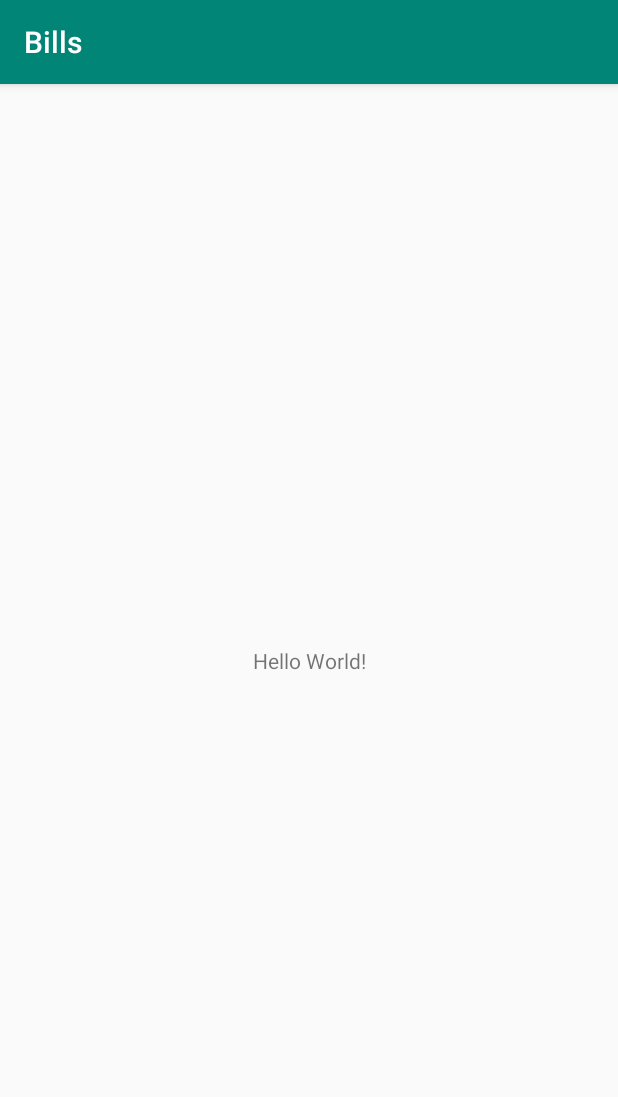
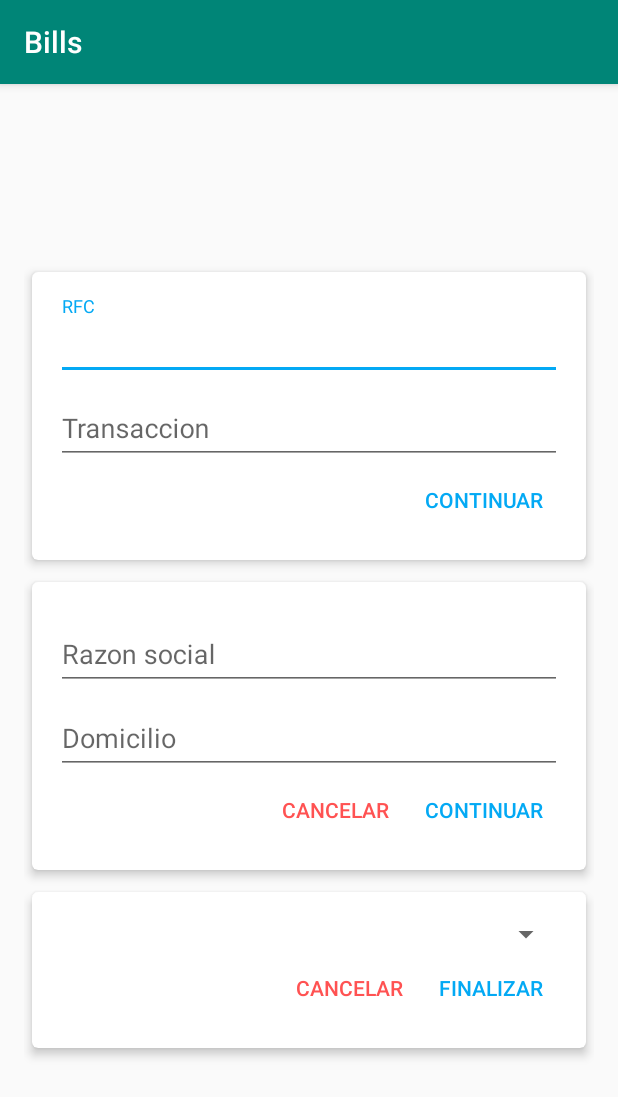
Before and after one commit to imhenoch/bd_stuff, an Android app: the screen it shows after launch (MainActivity), on a phone screen of 412 x 824 dp. Shown: the top 1097 px of the screen. Run offline under Robolectric (Android 15) with nearby library versions, the phone set to English and light mode, and no system bars.

Commit message:
Creates the basic dummy UI

```diff
--- a/factura_client/app/src/main/java/com/github/imhenoch/bills/MainActivity.kt
+++ b/factura_client/app/src/main/java/com/github/imhenoch/bills/MainActivity.kt
@@ -1,12 +1,24 @@
 package com.github.imhenoch.bills
 
+import android.os.Bundle
 import androidx.appcompat.app.AppCompatActivity
-import android.os.Bundle
+import com.github.imhenoch.bills.ui.BillRegister
 
 class MainActivity : AppCompatActivity() {
-
     override fun onCreate(savedInstanceState: Bundle?) {
         super.onCreate(savedInstanceState)
         setContentView(R.layout.activity_main)
+
+        initUI()
+    }
+
+    private fun initUI() {
+        supportFragmentManager
+            .beginTransaction()
+            .replace(
+                R.id.bill_content,
+                BillRegister()
+            )
+            .commit()
     }
 }
--- /dev/null
+++ b/factura_client/app/src/main/java/com/github/imhenoch/bills/ui/BillRegister.kt
@@ -0,0 +1,22 @@
+package com.github.imhenoch.bills.ui
+
+import android.os.Bundle
+import android.view.LayoutInflater
+import android.view.View
+import android.view.ViewGroup
+import androidx.fragment.app.Fragment
+import com.github.imhenoch.bills.R
+
+class BillRegister : Fragment() {
+    override fun onCreateView(
+        inflater: LayoutInflater,
+        container: ViewGroup?,
+        savedInstanceState: Bundle?
+    ): View? {
+        return inflater.inflate(
+            R.layout.bill_register,
+            container,
+            false
+        )
+    }
+}
--- a/factura_client/app/src/main/res/drawable-v24/ic_launcher_foreground.xml
+++ b/factura_client/app/src/main/res/drawable-v24/ic_launcher_foreground.xml
@@ -18,10 +18,10 @@
                     android:type="linear">
                 <item
                         android:color="#44000000"
-                    android:offset="0.0" />
+                        android:offset="0.0"/>
                 <item
                         android:color="#00000000"
-                    android:offset="1.0" />
+                        android:offset="1.0"/>
             </gradient>
         </aapt:attr>
     </path>
@@ -30,5 +30,5 @@
             android:fillType="nonZero"
             android:pathData="M66.94,46.02L66.94,46.02C72.44,50.07 76,56.61 76,64L32,64C32,56.61 35.56,50.11 40.98,46.06L36.18,41.19C35.45,40.45 35.45,39.3 36.18,38.56C36.91,37.81 38.05,37.81 38.78,38.56L44.25,44.05C47.18,42.57 50.48,41.71 54,41.71C57.48,41.71 60.78,42.57 63.68,44.05L69.11,38.56C69.84,37.81 70.98,37.81 71.71,38.56C72.44,39.3 72.44,40.45 71.71,41.19L66.94,46.02ZM62.94,56.92C64.08,56.92 65,56.01 65,54.88C65,53.76 64.08,52.85 62.94,52.85C61.8,52.85 60.88,53.76 60.88,54.88C60.88,56.01 61.8,56.92 62.94,56.92ZM45.06,56.92C46.2,56.92 47.13,56.01 47.13,54.88C47.13,53.76 46.2,52.85 45.06,52.85C43.92,52.85 43,53.76 43,54.88C43,56.01 43.92,56.92 45.06,56.92Z"
             android:strokeColor="#00000000"
-        android:strokeWidth="1" />
+            android:strokeWidth="1"/>
 </vector>
--- a/factura_client/app/src/main/res/drawable/ic_launcher_background.xml
+++ b/factura_client/app/src/main/res/drawable/ic_launcher_background.xml
@@ -1,10 +1,10 @@
 <?xml version="1.0" encoding="utf-8"?>
 <vector
-    android:height="108dp"
-    android:width="108dp"
-    android:viewportHeight="108"
-    android:viewportWidth="108"
-    xmlns:android="http://schemas.android.com/apk/res/android">
+        xmlns:android="http://schemas.android.com/apk/res/android"
+        android:height="108dp"
+        android:width="108dp"
+        android:viewportHeight="108"
+        android:viewportWidth="108">
     <path android:fillColor="#008577"
           android:pathData="M0,0h108v108h-108z"/>
     <path android:fillColor="#00000000" android:pathData="M9,0L9,108"
--- a/factura_client/app/src/main/res/layout/activity_main.xml
+++ b/factura_client/app/src/main/res/layout/activity_main.xml
@@ -1,19 +1,8 @@
 <?xml version="1.0" encoding="utf-8"?>
-<androidx.constraintlayout.widget.ConstraintLayout
+<FrameLayout
     xmlns:android="http://schemas.android.com/apk/res/android"
     xmlns:tools="http://schemas.android.com/tools"
-    xmlns:app="http://schemas.android.com/apk/res-auto"
     android:layout_width="match_parent"
     android:layout_height="match_parent"
-    tools:context=".MainActivity">
-
-    <TextView
-        android:layout_width="wrap_content"
-        android:layout_height="wrap_content"
-        android:text="Hello World!"
-        app:layout_constraintBottom_toBottomOf="parent"
-        app:layout_constraintLeft_toLeftOf="parent"
-        app:layout_constraintRight_toRightOf="parent"
-        app:layout_constraintTop_toTopOf="parent" />
-
-</androidx.constraintlayout.widget.ConstraintLayout>
+    tools:context=".MainActivity"
+    android:id="@+id/bill_content"/>
--- /dev/null
+++ b/factura_client/app/src/main/res/layout/bill_register.xml
@@ -0,0 +1,18 @@
+<?xml version="1.0" encoding="utf-8"?>
+<LinearLayout
+    xmlns:android="http://schemas.android.com/apk/res/android"
+    xmlns:tools="http://schemas.android.com/tools"
+    android:layout_width="match_parent"
+    android:layout_height="match_parent"
+    android:gravity="center"
+    android:orientation="vertical"
+    android:padding="16dp"
+    tools:context=".ui.BillRegister">
+
+    <include layout="@layout/rfc_transaction" />
+
+    <include layout="@layout/create_client" />
+
+    <include layout="@layout/cfdi" />
+
+</LinearLayout>
--- /dev/null
+++ b/factura_client/app/src/main/res/layout/cfdi.xml
@@ -0,0 +1,47 @@
+<?xml version="1.0" encoding="utf-8"?>
+<androidx.cardview.widget.CardView
+    xmlns:android="http://schemas.android.com/apk/res/android"
+    xmlns:app="http://schemas.android.com/apk/res-auto"
+    xmlns:tools="http://schemas.android.com/tools"
+    android:layout_width="match_parent"
+    android:layout_height="wrap_content"
+    app:cardCornerRadius="4dp"
+    app:cardElevation="4dp"
+    app:cardUseCompatPadding="true"
+    tools:showIn="@layout/bill_register">
+
+    <LinearLayout
+        android:layout_width="match_parent"
+        android:layout_height="wrap_content"
+        android:orientation="vertical"
+        android:padding="16dp">
+
+        <androidx.appcompat.widget.AppCompatSpinner
+            android:layout_width="match_parent"
+            android:layout_height="wrap_content" />
+
+        <LinearLayout
+            android:layout_width="match_parent"
+            android:layout_height="wrap_content"
+            android:gravity="end">
+
+            <Button
+                style="@style/Base.Widget.AppCompat.Button.Borderless.Colored"
+                android:layout_width="wrap_content"
+                android:layout_height="wrap_content"
+                android:layout_gravity="end"
+                android:text="Cancelar"
+                android:textColor="@color/colorError" />
+
+            <Button
+                style="@style/Base.Widget.AppCompat.Button.Borderless.Colored"
+                android:layout_width="wrap_content"
+                android:layout_height="wrap_content"
+                android:layout_gravity="end"
+                android:text="Finalizar" />
+
+        </LinearLayout>
+
+    </LinearLayout>
+
+</androidx.cardview.widget.CardView>
--- /dev/null
+++ b/factura_client/app/src/main/res/layout/create_client.xml
@@ -0,0 +1,63 @@
+<?xml version="1.0" encoding="utf-8"?>
+<androidx.cardview.widget.CardView
+    xmlns:android="http://schemas.android.com/apk/res/android"
+    xmlns:app="http://schemas.android.com/apk/res-auto"
+    xmlns:tools="http://schemas.android.com/tools"
+    android:layout_width="match_parent"
+    android:layout_height="wrap_content"
+    app:cardCornerRadius="4dp"
+    app:cardElevation="4dp"
+    app:cardUseCompatPadding="true"
+    tools:showIn="@layout/bill_register">
+
+    <LinearLayout
+        android:layout_width="match_parent"
+        android:layout_height="wrap_content"
+        android:orientation="vertical"
+        android:padding="16dp">
+
+        <com.google.android.material.textfield.TextInputLayout
+            android:layout_width="match_parent"
+            android:layout_height="wrap_content">
+
+            <com.google.android.material.textfield.TextInputEditText
+                android:layout_width="match_parent"
+                android:layout_height="wrap_content"
+                android:hint="Razon social" />
+        </com.google.android.material.textfield.TextInputLayout>
+
+        <com.google.android.material.textfield.TextInputLayout
+            android:layout_width="match_parent"
+            android:layout_height="wrap_content">
+
+            <com.google.android.material.textfield.TextInputEditText
+                android:layout_width="match_parent"
+                android:layout_height="wrap_content"
+                android:hint="Domicilio" />
+        </com.google.android.material.textfield.TextInputLayout>
+
+        <LinearLayout
+            android:layout_width="match_parent"
+            android:layout_height="wrap_content"
+            android:gravity="end">
+
+            <Button
+                style="@style/Base.Widget.AppCompat.Button.Borderless.Colored"
+                android:layout_width="wrap_content"
+                android:layout_height="wrap_content"
+                android:layout_gravity="end"
+                android:text="Cancelar"
+                android:textColor="@color/colorError" />
+
+            <Button
+                style="@style/Base.Widget.AppCompat.Button.Borderless.Colored"
+                android:layout_width="wrap_content"
+                android:layout_height="wrap_content"
+                android:layout_gravity="end"
+                android:text="Continuar" />
+
+        </LinearLayout>
+
+    </LinearLayout>
+
+</androidx.cardview.widget.CardView>
--- /dev/null
+++ b/factura_client/app/src/main/res/layout/rfc_transaction.xml
@@ -0,0 +1,48 @@
+<?xml version="1.0" encoding="utf-8"?>
+<androidx.cardview.widget.CardView
+    xmlns:android="http://schemas.android.com/apk/res/android"
+    xmlns:app="http://schemas.android.com/apk/res-auto"
+    xmlns:tools="http://schemas.android.com/tools"
+    android:layout_width="match_parent"
+    android:layout_height="wrap_content"
+    app:cardCornerRadius="4dp"
+    app:cardElevation="4dp"
+    app:cardUseCompatPadding="true"
+    tools:showIn="@layout/bill_register">
+
+    <LinearLayout
+        android:layout_width="match_parent"
+        android:layout_height="wrap_content"
+        android:orientation="vertical"
+        android:padding="16dp">
+
+        <com.google.android.material.textfield.TextInputLayout
+            android:layout_width="match_parent"
+            android:layout_height="wrap_content">
+
+            <com.google.android.material.textfield.TextInputEditText
+                android:layout_width="match_parent"
+                android:layout_height="wrap_content"
+                android:hint="RFC" />
+        </com.google.android.material.textfield.TextInputLayout>
+
+        <com.google.android.material.textfield.TextInputLayout
+            android:layout_width="match_parent"
+            android:layout_height="wrap_content">
+
+            <com.google.android.material.textfield.TextInputEditText
+                android:layout_width="match_parent"
+                android:layout_height="wrap_content"
+                android:hint="Transaccion" />
+        </com.google.android.material.textfield.TextInputLayout>
+
+        <Button
+            style="@style/Base.Widget.AppCompat.Button.Borderless.Colored"
+            android:layout_width="wrap_content"
+            android:layout_height="wrap_content"
+            android:layout_gravity="end"
+            android:text="Continuar" />
+
+    </LinearLayout>
+
+</androidx.cardview.widget.CardView>
--- a/factura_client/app/src/main/res/values/colors.xml
+++ b/factura_client/app/src/main/res/values/colors.xml
@@ -2,5 +2,6 @@
 <resources>
     <color name="colorPrimary">#008577</color>
     <color name="colorPrimaryDark">#00574B</color>
-    <color name="colorAccent">#D81B60</color>
+    <color name="colorAccent">#03A9F4</color>
+    <color name="colorError">#FF5252</color>
 </resources>
```
Also changed, not shown: factura_client/app/src/main/AndroidManifest.xml (+5 -4 lines). Lines whose indentation alone changed are shown as unchanged.
